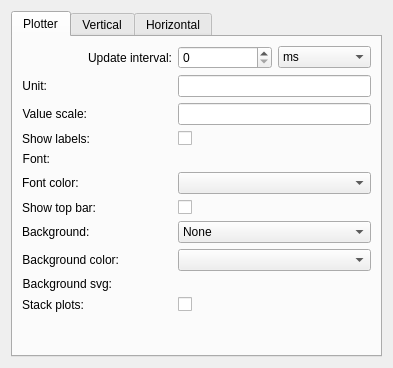
Qt form complex-plotter/contents/ui/plotter.ui (lmiphay/pdamsten-plasmoids) before a commit.
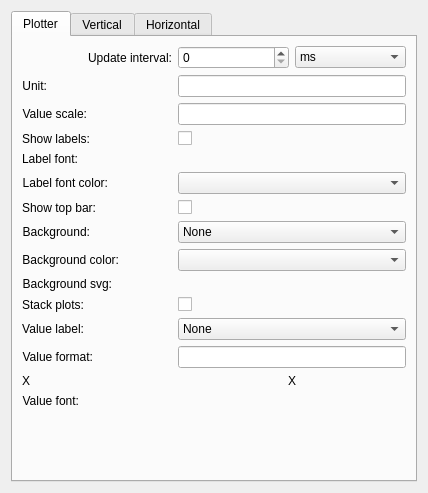
The same form after that commit. Custom widgets are drawn as their Qt base class.

Commit message: Add value label to plotter ui

```diff
--- a/complex-plotter/contents/ui/plotter.ui
+++ b/complex-plotter/contents/ui/plotter.ui
@@ -6,8 +6,8 @@
    <rect>
     <x>0</x>
     <y>0</y>
-    <width>393</width>
-    <height>368</height>
+    <width>428</width>
+    <height>493</height>
    </rect>
   </property>
   <property name="sizePolicy">
@@ -41,7 +41,7 @@
       <attribute name="title">
        <string>Plotter</string>
       </attribute>
-      <layout class="QFormLayout" name="formLayout_4">
+      <layout class="QFormLayout" name="formLayout_2">
        <item row="0" column="0">
         <widget class="QLabel" name="intervalLabel">
          <property name="minimumSize">
@@ -178,7 +178,7 @@
        <item row="4" column="0">
         <widget class="QLabel" name="fontLabel">
          <property name="text">
-          <string>Font:</string>
+          <string>Label font:</string>
          </property>
          <property name="alignment">
           <set>Qt::AlignRight|Qt::AlignTrailing|Qt::AlignVCenter</set>
@@ -204,7 +204,10 @@
        <item row="5" column="0">
         <widget class="QLabel" name="fontColorLabel">
          <property name="text">
-          <string>Font color:</string>
+          <string>Label font color:</string>
+         </property>
+         <property name="alignment">
+          <set>Qt::AlignRight|Qt::AlignTrailing|Qt::AlignVCenter</set>
          </property>
         </widget>
        </item>
@@ -249,6 +252,9 @@
          <property name="text">
           <string>Background:</string>
          </property>
+         <property name="alignment">
+          <set>Qt::AlignRight|Qt::AlignTrailing|Qt::AlignVCenter</set>
+         </property>
          <property name="buddy">
           <cstring>backgroundCombo</cstring>
          </property>
@@ -354,13 +360,167 @@
          </property>
         </widget>
        </item>
+       <item row="11" column="0">
+        <widget class="QLabel" name="valueLabel">
+         <property name="text">
+          <string>Value label:</string>
+         </property>
+         <property name="alignment">
+          <set>Qt::AlignRight|Qt::AlignTrailing|Qt::AlignVCenter</set>
+         </property>
+         <property name="buddy">
+          <cstring>stackCheck</cstring>
+         </property>
+        </widget>
+       </item>
+       <item row="11" column="1">
+        <widget class="QComboBox" name="valuePlacementCombo">
+         <property name="sizePolicy">
+          <sizepolicy hsizetype="Expanding" vsizetype="Fixed">
+           <horstretch>0</horstretch>
+           <verstretch>0</verstretch>
+          </sizepolicy>
+         </property>
+         <item>
+          <property name="text">
+           <string>None</string>
+          </property>
+         </item>
+         <item>
+          <property name="text">
+           <string>Left - Top</string>
+          </property>
+         </item>
+         <item>
+          <property name="text">
+           <string>Center - Top</string>
+          </property>
+         </item>
+         <item>
+          <property name="text">
+           <string>Right - Top</string>
+          </property>
+         </item>
+         <item>
+          <property name="text">
+           <string>Left - Center</string>
+          </property>
+         </item>
+         <item>
+          <property name="text">
+           <string>Center</string>
+          </property>
+         </item>
+         <item>
+          <property name="text">
+           <string>Right - Center</string>
+          </property>
+         </item>
+         <item>
+          <property name="text">
+           <string>Left - Bottom</string>
+          </property>
+         </item>
+         <item>
+          <property name="text">
+           <string>Center - Bottom</string>
+          </property>
+         </item>
+         <item>
+          <property name="text">
+           <string>Right - Bottom</string>
+          </property>
+         </item>
+        </widget>
+       </item>
+       <item row="12" column="0">
+        <widget class="QLabel" name="valueFormatLabel">
+         <property name="text">
+          <string>Value format:</string>
+         </property>
+         <property name="alignment">
+          <set>Qt::AlignRight|Qt::AlignTrailing|Qt::AlignVCenter</set>
+         </property>
+         <property name="buddy">
+          <cstring>stackCheck</cstring>
+         </property>
+        </widget>
+       </item>
+       <item row="12" column="1">
+        <widget class="KLineEdit" name="valueFormatEdit">
+         <property name="toolTip">
+          <string>&lt;!DOCTYPE HTML PUBLIC &quot;-//W3C//DTD HTML 4.0//EN&quot; &quot;http://www.w3.org/TR/REC-html40/strict.dtd&quot;&gt;
+&lt;html&gt;&lt;head&gt;&lt;meta name=&quot;qrichtext&quot; content=&quot;1&quot; /&gt;&lt;style type=&quot;text/css&quot;&gt;
+p, li { white-space: pre-wrap; }
+&lt;/style&gt;&lt;/head&gt;&lt;body style=&quot; font-family:'Liberation Sans'; font-size:10pt; font-weight:400; font-style:normal;&quot;&gt;
+&lt;p style=&quot; margin-top:0px; margin-bottom:0px; margin-left:0px; margin-right:0px; -qt-block-indent:0; text-indent:0px;&quot;&gt;Uses python string formatting:&lt;/p&gt;
+&lt;p style=&quot; margin-top:0px; margin-bottom:0px; margin-left:0px; margin-right:0px; -qt-block-indent:0; text-indent:0px;&quot;&gt;&lt;a href=&quot;http://docs.python.org/library/string.html#format-string-syntax&quot;&gt;&lt;span style=&quot; text-decoration: underline; color:#0000ff;&quot;&gt;8.1.3. Format String Syntax&lt;/span&gt;&lt;/a&gt;&lt;/p&gt;
+&lt;p style=&quot; margin-top:0px; margin-bottom:0px; margin-left:0px; margin-right:0px; -qt-block-indent:0; text-indent:0px;&quot;&gt;Available keys are: name, value, max, min and unit&lt;/p&gt;&lt;/body&gt;&lt;/html&gt;</string>
+         </property>
+         <property name="showClearButton" stdset="0">
+          <bool>true</bool>
+         </property>
+        </widget>
+       </item>
+       <item row="13" column="0">
+        <widget class="QLabel" name="space">
+         <property name="sizePolicy">
+          <sizepolicy hsizetype="Expanding" vsizetype="Preferred">
+           <horstretch>0</horstretch>
+           <verstretch>0</verstretch>
+          </sizepolicy>
+         </property>
+         <property name="text">
+          <string>X</string>
+         </property>
+        </widget>
+       </item>
+       <item row="13" column="1">
+        <widget class="QLabel" name="valueExampleLabel">
+         <property name="sizePolicy">
+          <sizepolicy hsizetype="Expanding" vsizetype="Preferred">
+           <horstretch>0</horstretch>
+           <verstretch>0</verstretch>
+          </sizepolicy>
+         </property>
+         <property name="text">
+          <string>X</string>
+         </property>
+         <property name="alignment">
+          <set>Qt::AlignCenter</set>
+         </property>
+        </widget>
+       </item>
+       <item row="14" column="0">
+        <widget class="QLabel" name="valueFontLabel">
+         <property name="text">
+          <string>Value font:</string>
+         </property>
+         <property name="alignment">
+          <set>Qt::AlignRight|Qt::AlignTrailing|Qt::AlignVCenter</set>
+         </property>
+         <property name="buddy">
+          <cstring>labelFont</cstring>
+         </property>
+        </widget>
+       </item>
+       <item row="14" column="1">
+        <widget class="KFontRequester" name="valueLabelFont">
+         <property name="sizePolicy">
+          <sizepolicy hsizetype="Expanding" vsizetype="Preferred">
+           <horstretch>0</horstretch>
+           <verstretch>0</verstretch>
+          </sizepolicy>
+         </property>
+        </widget>
+       </item>
       </layout>
      </widget>
      <widget class="QWidget" name="vertical">
       <attribute name="title">
        <string>Vertical</string>
       </attribute>
-      <layout class="QFormLayout" name="formLayout_2">
+      <layout class="QFormLayout" name="formLayout">
        <item row="0" column="0">
         <widget class="QLabel" name="autorangeLabel">
          <property name="minimumSize">
```
